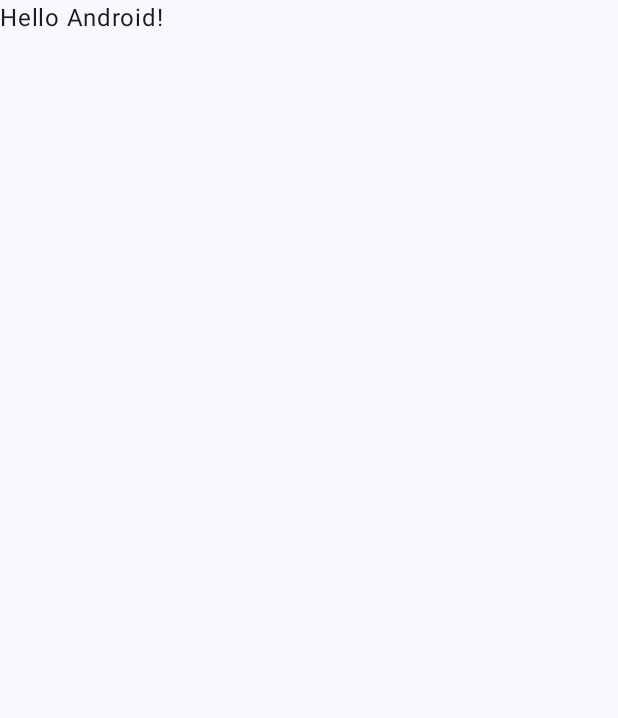
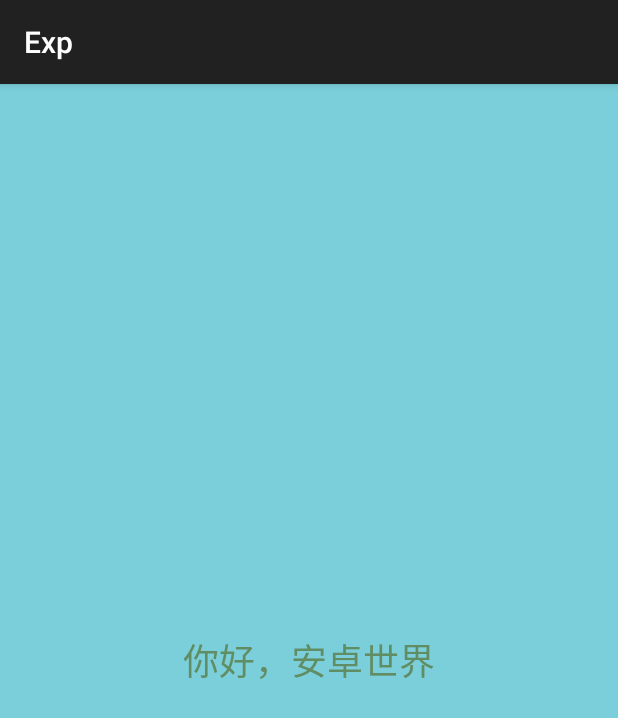
Before and after one commit to NCUCyy/Android-Learning, an Android app built with Jetpack Compose: the screen it shows after launch (MainActivity before the commit, FirstActivity after it), on a phone screen of 412 x 824 dp. Before the commit the part shown is almost empty. Shown: the top 718 px of the screen. Run offline under Robolectric (Android 15) with nearby library versions, the phone set to English and light mode, and no system bars; 3 statements that could not run were skipped.

Commit message:
XML的两种方式(需修改主题)

```diff
--- /dev/null
+++ b/app/src/main/java/com/cyy/exp/FirstActivity.kt
@@ -0,0 +1,21 @@
+package com.cyy.exp
+
+import androidx.appcompat.app.AppCompatActivity
+import android.os.Bundle
+import android.widget.TextView
+import com.cyy.exp.databinding.ActivityFirstBinding
+
+class FirstActivity : AppCompatActivity() {
+    lateinit var binding: ActivityFirstBinding
+    override fun onCreate(savedInstanceState: Bundle?) {
+        super.onCreate(savedInstanceState)
+        setContentView(R.layout.activity_first)
+
+        binding = ActivityFirstBinding.inflate(layoutInflater)
+        binding.textView.text = "XML配置方式2---VieBinding"
+        setContentView(binding.root)
+
+//        val textView = findViewById<TextView>(R.id.textView)
+//        textView.text = "XML配置方式1---findViewById"
+    }
+}
--- a/app/src/main/java/com/cyy/exp/MainActivity.kt
+++ b/app/src/main/java/com/cyy/exp/MainActivity.kt
@@ -9,8 +9,11 @@
 import androidx.compose.material3.Text
 import androidx.compose.runtime.Composable
 import androidx.compose.ui.Modifier
+import androidx.compose.ui.graphics.Color
 import androidx.compose.ui.tooling.preview.Preview
 import com.cyy.exp.ui.theme.ExpTheme
+import androidx.compose.ui.unit.dp
+import androidx.compose.foundation.layout.padding
 
 class MainActivity : ComponentActivity() {
     override fun onCreate(savedInstanceState: Bundle?) {
@@ -19,7 +22,7 @@
             ExpTheme {
                 // A surface container using the 'background' color from the theme
                 Surface(modifier = Modifier.fillMaxSize(), color = MaterialTheme.colorScheme.background) {
-                    Greeting("Android")
+                    Greeting("Hello Android World！")
                 }
             }
         }
@@ -28,16 +31,18 @@
 
 @Composable
 fun Greeting(name: String, modifier: Modifier = Modifier) {
-    Text(
-            text = "Hello $name!",
-            modifier = modifier
-    )
+    Surface(color = Color.Green) {
+        Text(
+            text = "你好, $name!",
+            modifier = Modifier.padding(24.dp)
+        )
+    }
 }
 
-@Preview(showBackground = true)
+@Preview
 @Composable
 fun GreetingPreview() {
     ExpTheme {
-        Greeting("Android")
+        Greeting("Cyy")
     }
 }
--- /dev/null
+++ b/app/src/main/res/layout/activity_first.xml
@@ -0,0 +1,24 @@
+<?xml version="1.0" encoding="utf-8"?>
+<androidx.constraintlayout.widget.ConstraintLayout xmlns:android="http://schemas.android.com/apk/res/android"
+        xmlns:tools="http://schemas.android.com/tools"
+        xmlns:app="http://schemas.android.com/apk/res-auto"
+        android:layout_width="match_parent"
+        android:layout_height="match_parent"
+        tools:context=".FirstActivity"
+        android:background="#7BCFDA">
+
+    <TextView
+            android:text="你好，安卓世界"
+            android:layout_width="wrap_content"
+            android:layout_height="wrap_content"
+            android:id="@+id/textView"
+            app:layout_constraintTop_toTopOf="parent"
+            app:layout_constraintStart_toStartOf="parent"
+            app:layout_constraintBottom_toBottomOf="parent"
+            app:layout_constraintEnd_toEndOf="parent"
+            app:layout_constraintHorizontal_bias="0.501"
+            android:textSize="24sp"
+            android:textColor="#608D63"
+            />
+
+</androidx.constraintlayout.widget.ConstraintLayout>
```
Also changed, not shown: app/build.gradle.kts (+9 -1 lines), app/src/main/AndroidManifest.xml (+15 -4 lines), app/src/main/java/com/cyy/exp/Test.kt (+17 -0 lines), app/src/main/java/com/cyy/exp/ui/theme/Theme.kt (indentation only).
